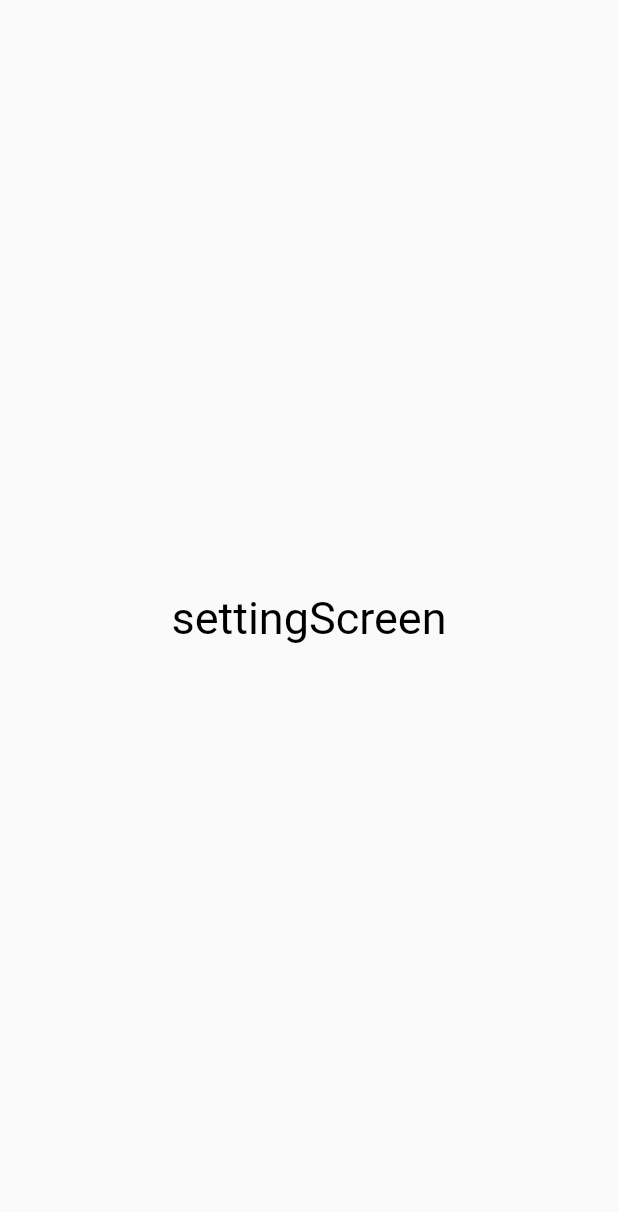
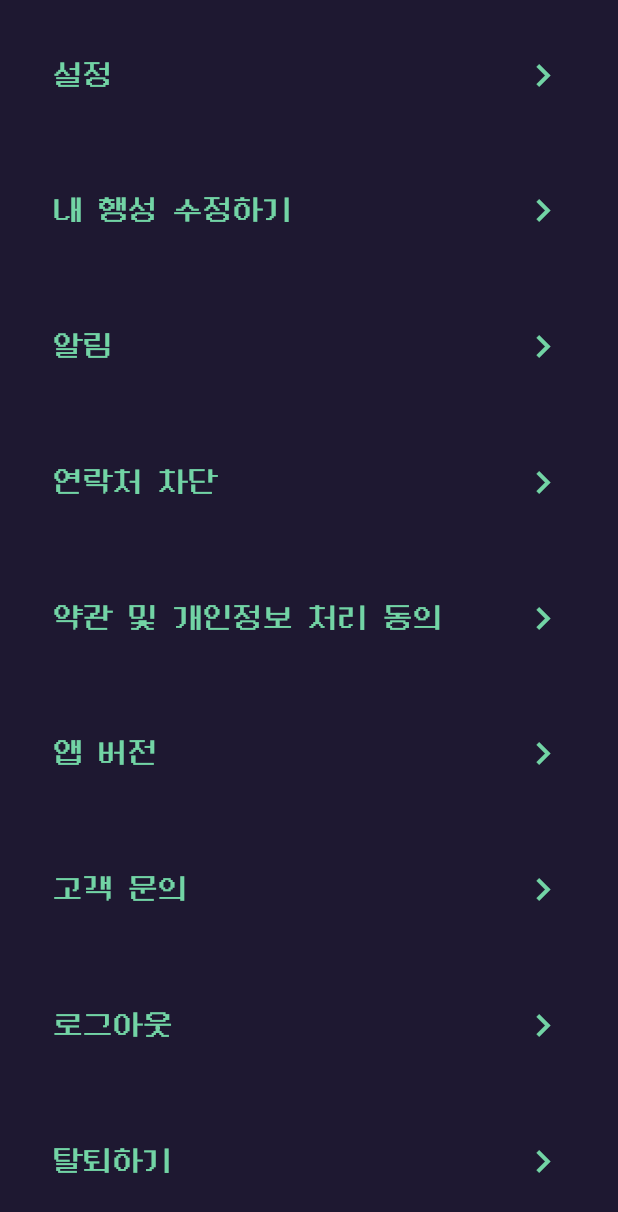
Before and after one commit to juhyeongee/telepathy_flutter, a Flutter app: the SettingScreen screen opened directly, on a phone screen of 412 x 824 dp. Shown: the top 1212 px of the screen. Run offline on Flutter 3.47's test engine with Material 2 defaults, Android fonts, the phone set to English and light mode, and no system bars; our stand-ins replace cloud_firestore, firebase_core, firebase_messaging, flutter_local_notifications, flutter_riverpod, flutter_secure_storage and 2 more; missing offline and left inert: kakao_flutter_sdk_user; accounts and stored records are empty.

Commit message:
wip: SettingScreen 클래스 추가

```diff
--- a/lib/screens/Home/SettingScreen.dart
+++ b/lib/screens/Home/SettingScreen.dart
@@ -1,17 +1,71 @@
 import 'package:flutter/material.dart';
+import 'package:flutter/src/widgets/container.dart';
+import 'package:flutter/src/widgets/framework.dart';
 
-class SettingScreen extends StatelessWidget {
+class SettingScreen extends StatefulWidget {
   const SettingScreen({super.key});
 
   @override
+  State<SettingScreen> createState() => _SettingScreenState();
+}
+
+class _SettingScreenState extends State<SettingScreen> {
+  @override
+  void initState() {
+    super.initState();
+  }
+
+  @override
   Widget build(BuildContext context) {
-    return const Scaffold(
-      body: Center(
-        child: Text(
-          "settingScreen",
-          style: TextStyle(color: Colors.black, fontSize: 30),
+    return Scaffold(
+      backgroundColor: Color(0xff1E1831),
+      body: SafeArea(
+        child: Container(
+          width: MediaQuery.of(context).size.width,
+          height: MediaQuery.of(context).size.height,
+          child: Padding(
+              padding: const EdgeInsets.all(35.0),
+              child: Column(
+                mainAxisAlignment: MainAxisAlignment.spaceBetween,
+                children: [
+                  getArrowRow("설정"),
+                  getArrowRow("내 행성 수정하기"),
+                  getArrowRow("알림"),
+                  getArrowRow("연락처 차단"),
+                  getArrowRow("약관 및 개인정보 처리 동의"),
+                  getArrowRow("앱 버전"),
+                  getArrowRow("고객 문의"),
+                  getArrowRow("로그아웃"),
+                  getArrowRow("탈퇴하기"),
+                ],
+              )),
         ),
       ),
     );
   }
 }
+
+Row getArrowRow(String text) {
+  return Row(
+    mainAxisAlignment: MainAxisAlignment.spaceBetween,
+    children: [
+      Text(
+        text,
+        style: const TextStyle(
+          color: Color(0xff72D4A5),
+          fontFamily: "neodgm",
+          fontSize: 20,
+        ),
+      ),
+      const Icon(
+        Icons.navigate_next,
+        color: Color(0xff72D4A5),
+        size: 30,
+      ),
+    ],
+  );
+}
+
+Padding getPadding(double point) {
+  return Padding(padding: EdgeInsets.all(point));
+}
```
